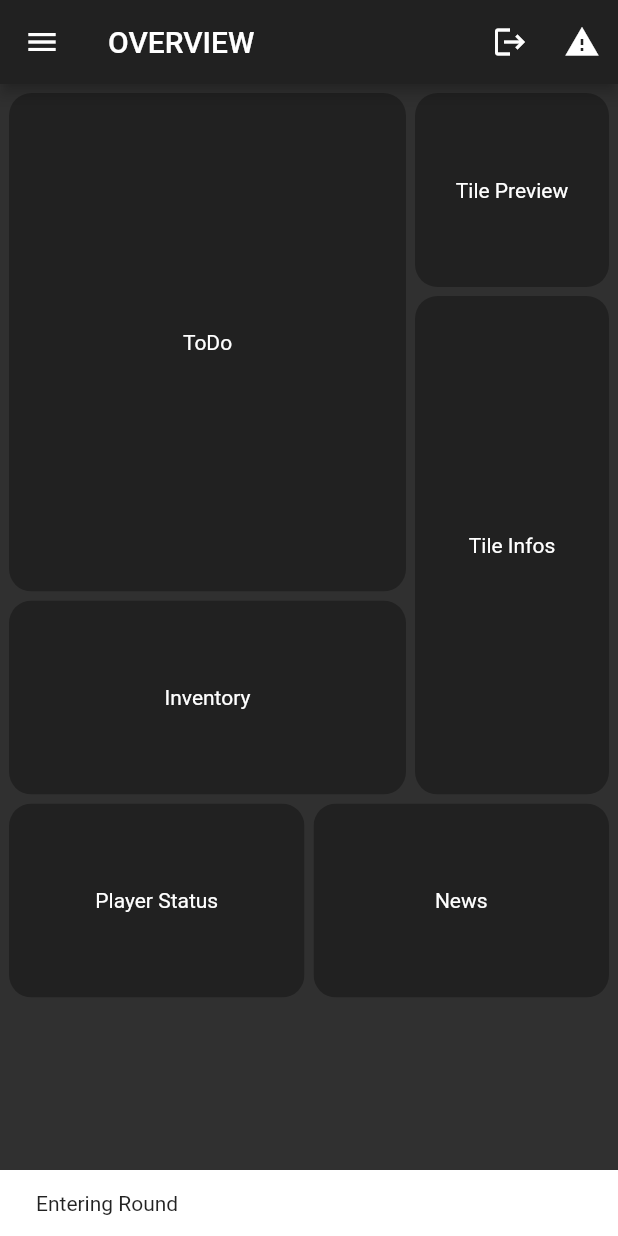
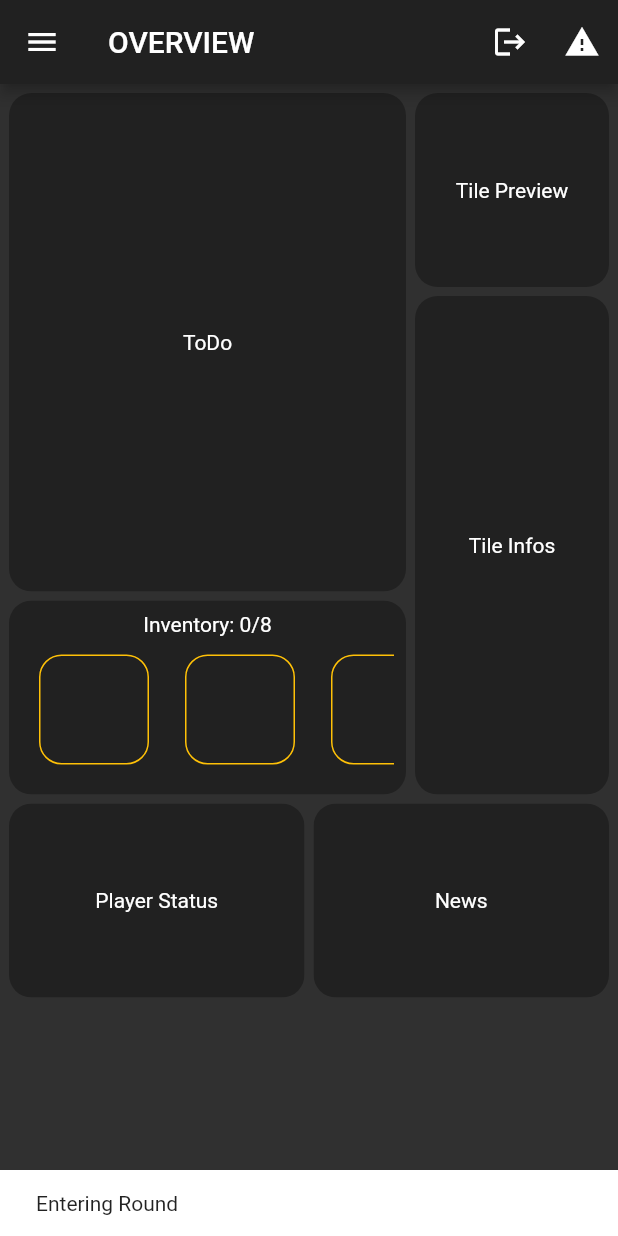
Before and after one commit to Xanta55/eatAllFungus_0.9, a Flutter app: the screen it shows once a user with an empty profile is signed in, after a tap on "Create Empty World", after a tap on "Tester", on a phone screen of 412 x 824 dp. Run offline on Flutter 3.47's test engine with Material 2 defaults, Android fonts, the phone set to English and light mode, and no system bars; our stand-ins replace cloud_firestore, firebase_auth, firebase_core, firebase_storage, flutter_hooks, freezed_annotation and 2 more; accounts and stored records are empty; generated files the repository leaves out were written again.

Commit message:
Added Inventory and Imageloading

```diff
--- a/eat_all_fungus/lib/providers/firebaseProviders.dart
+++ b/eat_all_fungus/lib/providers/firebaseProviders.dart
@@ -1,5 +1,6 @@
 import 'package:cloud_firestore/cloud_firestore.dart';
 import 'package:firebase_auth/firebase_auth.dart';
+import 'package:firebase_storage/firebase_storage.dart';
 import 'package:hooks_riverpod/hooks_riverpod.dart';
 
 final firebaseAuthProvider =
@@ -7,3 +8,6 @@ final firebaseAuthProvider =
 
 final databaseProvider =
     Provider<FirebaseFirestore?>((ref) => FirebaseFirestore.instance);
+
+final fireStoreProvider =
+    Provider<FirebaseStorage?>((ref) => FirebaseStorage.instance);
--- a/eat_all_fungus/lib/views/inGame/overview/overviewSubWidgets.dart
+++ b/eat_all_fungus/lib/views/inGame/overview/overviewSubWidgets.dart
@@ -1,4 +1,8 @@
+import 'package:eat_all_fungus/controllers/playerController.dart';
+import 'package:eat_all_fungus/views/widgets/items/inventory.dart';
 import 'package:flutter/material.dart';
+import 'package:flutter_hooks/flutter_hooks.dart';
+import 'package:hooks_riverpod/hooks_riverpod.dart';
 
 const List<Widget> overviewTiles = <Widget>[
   _buildToDoList(),
@@ -58,17 +62,52 @@ class _buildTilePreview extends StatelessWidget {
   }
 }
 
-class _buildInventory extends StatelessWidget {
+class _buildInventory extends HookWidget {
   const _buildInventory();
 
   @override
   Widget build(BuildContext context) {
+    final playerState = useProvider(playerControllerProvider);
     return Panel(
       child: Container(
         color: Colors.grey[colorIntensity],
-        child: Center(
-          child: Text('Inventory'),
+        child: playerState.when(
+            data: (player) {
+              return Padding(
+                padding: const EdgeInsets.all(8.0),
+                child: Column(
+                  children: [
+                    Text(
+                        'Inventory: ${player.Inventory.length}/${player.inventorySize}'),
+                    Expanded(
+                      child: ListView(
+                        scrollDirection: Axis.horizontal,
+                        children: buildInventoryList(),
+                      ),
+                    ),
+                  ],
+                ),
+              );
+            },
+            loading: () => Center(
+                  child: CircularProgressIndicator(),
+                ),
+            error: (error, stackTrace) => Center(
+                  child: Text(error.toString()),
+                )),
+        /*
+        Column(
+          children: [
+            Text('Inventory: ${playerState.data!.value.Inventory.length}/${playerState.data!.value.inventorySize}'),
+            Center(
+              child: ListView(
+                scrollDirection: Axis.horizontal,
+                children: buildInventoryList(),
+              ),
+            ),
+          ],
         ),
+        */
       ),
     );
   }
--- /dev/null
+++ b/eat_all_fungus/lib/views/widgets/items/inventory.dart
@@ -0,0 +1,59 @@
+import 'package:eat_all_fungus/controllers/playerController.dart';
+import 'package:eat_all_fungus/services/imageRepository.dart';
+import 'package:flutter/material.dart';
+import 'package:hooks_riverpod/hooks_riverpod.dart';
+
+List<Widget> buildInventoryList() {
+  final playerState = useProvider(playerControllerProvider);
+  final outputList = <Widget>[];
+  playerState.when(
+      data: (data) {
+        for (int i = 0; i < data.inventorySize; i++) {
+          if (i < data.Inventory.length) {
+            outputList.add(ItemBox(item: data.Inventory[i]));
+          } else {
+            outputList.add(ItemBox(item: ''));
+          }
+        }
+      },
+      loading: () {
+        outputList.add(ItemBox(item: ''));
+      },
+      error: (error, st) => outputList.add(CircularProgressIndicator()));
+  return outputList;
+}
+
+Widget ItemBox({required String item}) {
+  final imageProvider = useProvider(imageRepository);
+  return Padding(
+    padding: const EdgeInsets.all(12.0),
+    child: AspectRatio(
+      aspectRatio: 1.0,
+      child: item != ''
+          ? FutureBuilder(
+              future: imageProvider.getItemImageUrl(itemImageName: item),
+              builder: (context, futureImage) {
+                if (futureImage.connectionState == ConnectionState.done) {
+                  print(futureImage);
+                  return Container(
+                    child: Image.network(
+                      futureImage.data.toString(),
+                      filterQuality: FilterQuality.none,
+                      fit: BoxFit.contain,
+                    ),
+                  );
+                } else {
+                  return Container(
+                      decoration: BoxDecoration(
+                          border: Border.all(color: Colors.amber)),
+                      child: CircularProgressIndicator());
+                }
+              })
+          : Container(
+              decoration: BoxDecoration(
+                  borderRadius: BorderRadius.circular(15.0),
+                  border: Border.all(color: Colors.amber)),
+            ),
+    ),
+  );
+}
```
Also changed, not shown: eat_all_fungus/lib/services/imageRepository.dart (added, +27 -0 lines).
